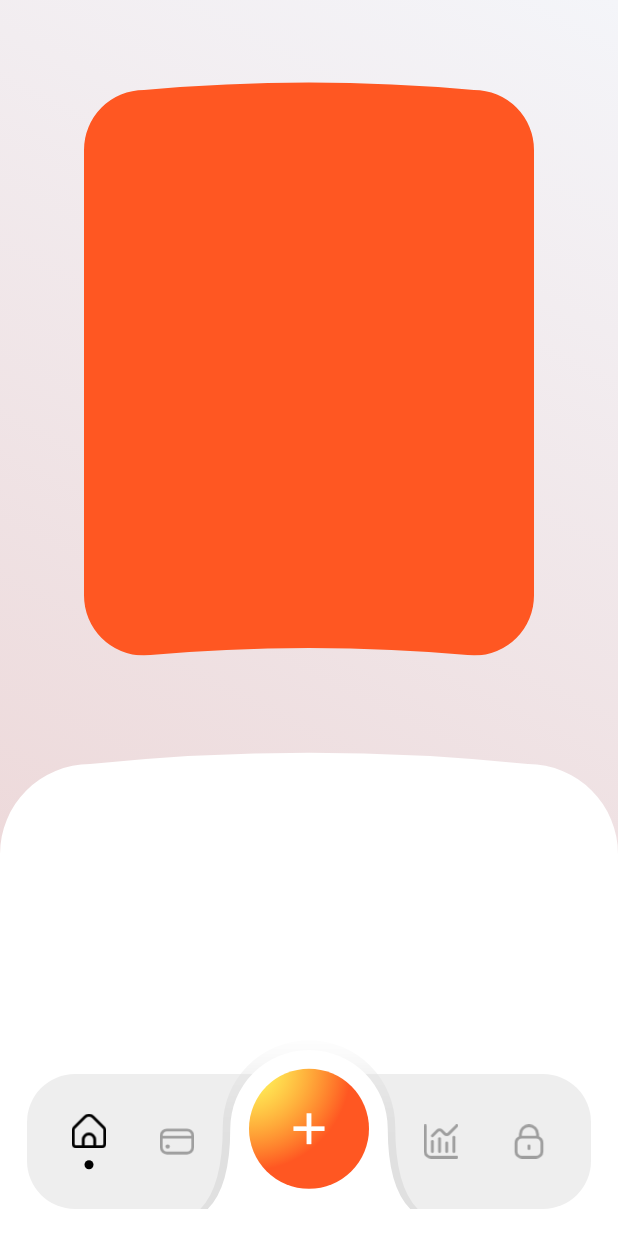
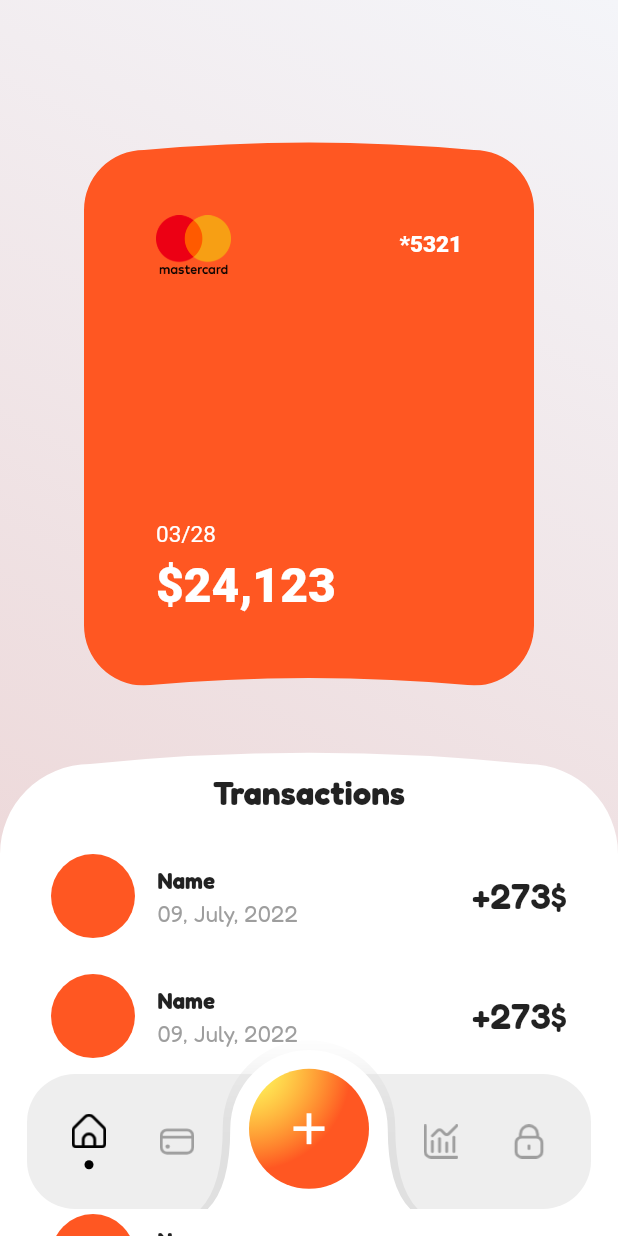
Before and after one commit to UncleVesemir/Graphql_banking_app, a Flutter app: the screen it shows after launch, on a phone screen of 412 x 824 dp. Run offline on Flutter 3.47's test engine with Material 2 defaults, Android fonts, the phone set to English and light mode, and no system bars; our stand-ins replace flutter_svg_provider, hexcolor.

Commit message:
Design update

```diff
--- a/lib/src/presentation/styles.dart
+++ b/lib/src/presentation/styles.dart
@@ -16,3 +16,47 @@ class AppColors {
     ),
   );
 }
+
+class AppTextStyles {
+  static const TextStyle boldMediumValue = TextStyle(
+    fontSize: 22,
+    fontFamily: 'Fredoka Bold',
+  );
+
+  static const TextStyle boldLowValue = TextStyle(
+    fontSize: 15,
+    fontFamily: 'Fredoka Bold',
+  );
+
+  static const TextStyle regularLowValueGrey = TextStyle(
+    fontSize: 15,
+    fontFamily: 'Fredoka',
+    color: Colors.grey,
+  );
+
+  static const TextStyle semiMediumValue = TextStyle(
+    fontSize: 24,
+    fontFamily: 'Fredoka SemiBold',
+    fontWeight: FontWeight.w100,
+  );
+
+  static const TextStyle boldLowValueWhite = TextStyle(
+    fontSize: 15,
+    fontWeight: FontWeight.w800,
+    // fontFamily: 'Fredoka Bold',
+    color: Colors.white,
+  );
+
+  static const TextStyle regularLowValueWhite = TextStyle(
+    fontSize: 15,
+    // fontFamily: 'Fredoka',
+    color: Colors.white,
+  );
+
+  static const TextStyle boldMediumValueWhite = TextStyle(
+    fontSize: 32,
+    fontWeight: FontWeight.w800,
+    // fontFamily: 'Fredoka Bold',
+    color: Colors.white,
+  );
+}
--- a/lib/src/presentation/views/home.dart
+++ b/lib/src/presentation/views/home.dart
@@ -1,6 +1,8 @@
 import 'package:banking/src/presentation/styles.dart';
 import 'package:banking/src/presentation/utils/clippers.dart';
 import 'package:banking/src/presentation/widgets/bottom_app_bar.dart';
+import 'package:banking/src/presentation/widgets/card_widget.dart';
+import 'package:banking/src/presentation/widgets/transaction_item.dart';
 import 'package:flutter/material.dart';
 
 class Home extends StatefulWidget {
@@ -11,19 +13,39 @@ class Home extends StatefulWidget {
 }
 
 class _HomeState extends State<Home> {
-  Widget _buildCard() {
-    return ClipPath(
-      clipper: CardClipper(),
-      child: Container(
-        color: Colors.deepOrange,
-        width: 300,
-        height: 400,
+  bool isSheetExpanded = false;
+
+  Widget _homeSheet(ScrollController controller) {
+    return Padding(
+      padding: const EdgeInsets.only(top: 18, bottom: 18, left: 10, right: 10),
+      child: Column(
+        children: [
+          const Text(
+            'Transactions',
+            style: AppTextStyles.boldMediumValue,
+          ),
+          const SizedBox(height: 15),
+          SizedBox(
+            child: ListView.builder(
+              controller: controller,
+              shrinkWrap: true,
+              itemCount: 10,
+              itemBuilder: (BuildContext ctx, int counter) {
+                return const TransactionItem();
+              },
+            ),
+          ),
+        ],
       ),
     );
   }
 
   Widget _buildSheet() {
-    return DraggableScrollableSheet(
+    return NotificationListener<DraggableScrollableNotification>(
+      onNotification: (notification) {
+        return true;
+      },
+      child: DraggableScrollableSheet(
         minChildSize: 0.4,
         initialChildSize: 0.4,
         maxChildSize: 0.95,
@@ -39,21 +61,23 @@ class _HomeState extends State<Home> {
                   controller: controller,
                   children: [
                     Padding(
-                    padding: const EdgeInsets.only(left: 175.0, right: 175),
+                      padding: const EdgeInsets.only(left: 170.0, right: 170),
                       child: Container(
-                      height: 4,
+                        height: 3,
                         decoration: BoxDecoration(
                           borderRadius: BorderRadius.circular(24),
                           color: Colors.grey,
                         ),
                       ),
                     ),
+                    _homeSheet(controller),
                   ],
                 ),
               ),
             ),
           );
         },
+      ),
     );
   }
 
@@ -67,8 +91,8 @@ class _HomeState extends State<Home> {
           decoration: AppColors.appBackgroundGradient,
           child: Column(
             children: [
-              const SizedBox(height: 50),
-              Expanded(flex: 2, child: _buildCard()),
+              const SizedBox(height: 90),
+              Expanded(flex: 2, child: CardWidget()),
               const Spacer(flex: 2),
             ],
           ),
--- a/lib/src/presentation/views/transfer_money.dart
+++ b/lib/src/presentation/views/transfer_money.dart
@@ -129,39 +129,10 @@ class IncreaseButton extends StatefulWidget {
 }
 
 class _IncreaseButtonState extends State<IncreaseButton> {
-  void _showOverlay() {
-    OverlayState overlayState = OverlayState();
-    OverlayEntry overlayEntry = OverlayEntry(builder: (context) {
-      return Positioned(
-        left: MediaQuery.of(context).size.width * 0.2,
-        top: MediaQuery.of(context).size.height * 0.3,
-        child: Container(
-          width: MediaQuery.of(context).size.width * 0.8,
-          child: Stack(
-            children: [
-              // Image(
-              //   colorBlendMode: BlendMode.multiply,
-              //   image: Svg('assets/images/card.svg'),
-              // ),
-            ],
-          ),
-        ),
-      );
-    });
-
-    overlayState.insert(overlayEntry);
-
-    // Awaiting for 3 seconds
-    Future.delayed(Duration(seconds: 1));
-
-    // Removing the OverlayEntry from the Overlay
-    overlayEntry.remove();
-  }
-
   @override
   Widget build(BuildContext context) {
     return GestureDetector(
-      onTap: _showOverlay,
+      onTap: () {},
       child: Stack(
         alignment: Alignment.center,
         children: [
--- /dev/null
+++ b/lib/src/presentation/widgets/card_widget.dart
@@ -0,0 +1,49 @@
+import 'package:banking/src/presentation/styles.dart';
+import 'package:banking/src/presentation/utils/clippers.dart';
+import 'package:flutter/material.dart';
+
+class CardWidget extends StatelessWidget {
+  const CardWidget({
+    Key? key,
+  }) : super(key: key);
+
+  @override
+  Widget build(BuildContext context) {
+    return ClipPath(
+      clipper: CardClipper(),
+      child: Container(
+        color: Colors.deepOrange,
+        width: 300,
+        height: 400,
+        child: Padding(
+          padding: const EdgeInsets.all(48.0),
+          child: Column(
+            crossAxisAlignment: CrossAxisAlignment.start,
+            children: [
+              Row(
+                mainAxisAlignment: MainAxisAlignment.start,
+                children: [
+                  SizedBox(
+                      height: 50,
+                      width: 50,
+                      child: Image.asset('assets/images/mastercard.png')),
+                  const Spacer(),
+                  Text('*5321', style: AppTextStyles.boldLowValueWhite),
+                ],
+              ),
+              const Spacer(),
+              Column(
+                crossAxisAlignment: CrossAxisAlignment.start,
+                children: [
+                  Text('03/28', style: AppTextStyles.regularLowValueWhite),
+                  const SizedBox(height: 6),
+                  Text('\$24,123', style: AppTextStyles.boldMediumValueWhite),
+                ],
+              ),
+            ],
+          ),
+        ),
+      ),
+    );
+  }
+}
--- /dev/null
+++ b/lib/src/presentation/widgets/transaction_item.dart
@@ -0,0 +1,37 @@
+import 'package:banking/src/presentation/styles.dart';
+import 'package:flutter/material.dart';
+
+class TransactionItem extends StatelessWidget {
+  const TransactionItem({Key? key}) : super(key: key);
+
+  @override
+  Widget build(BuildContext context) {
+    return Padding(
+      padding: const EdgeInsets.only(left: 24, right: 24, top: 12, bottom: 12),
+      child: Row(
+        mainAxisAlignment: MainAxisAlignment.spaceBetween,
+        children: [
+          Row(
+            children: [
+              CircleAvatar(
+                radius: 28,
+                backgroundColor: Colors.deepOrange,
+              ),
+              const SizedBox(width: 15),
+              Column(
+                crossAxisAlignment: CrossAxisAlignment.start,
+                children: [
+                  Text('Name', style: AppTextStyles.boldLowValue),
+                  const SizedBox(height: 4),
+                  Text('09, July, 2022',
+                      style: AppTextStyles.regularLowValueGrey),
+                ],
+              ),
+            ],
+          ),
+          Text('+273\$', style: AppTextStyles.semiMediumValue),
+        ],
+      ),
+    );
+  }
+}
```
Also changed, not shown: pubspec.yaml (+15 -6 lines), assets/fonts/Fredoka-Bold.ttf (added), assets/fonts/Fredoka-Light.ttf (added), assets/fonts/Fredoka-Medium.ttf (added), assets/fonts/Fredoka-Regular.ttf (added), assets/fonts/Fredoka-SemiBold.ttf (added), assets/images/mastercard.png (added), pubspec.lock, 3 other files. Lines whose indentation alone changed are shown as unchanged.
